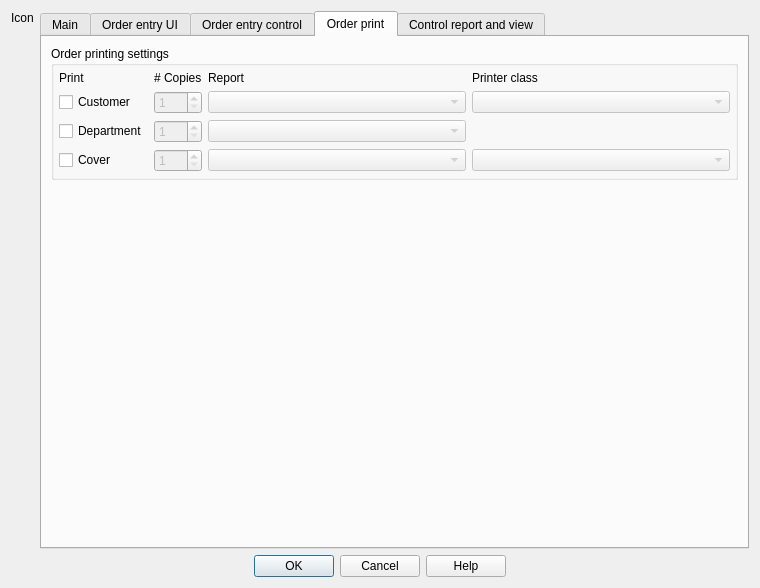
Above: App/Ui/SettingsDialog.ui from paolodestefani/pySagra before the change. Below: the same form after it.
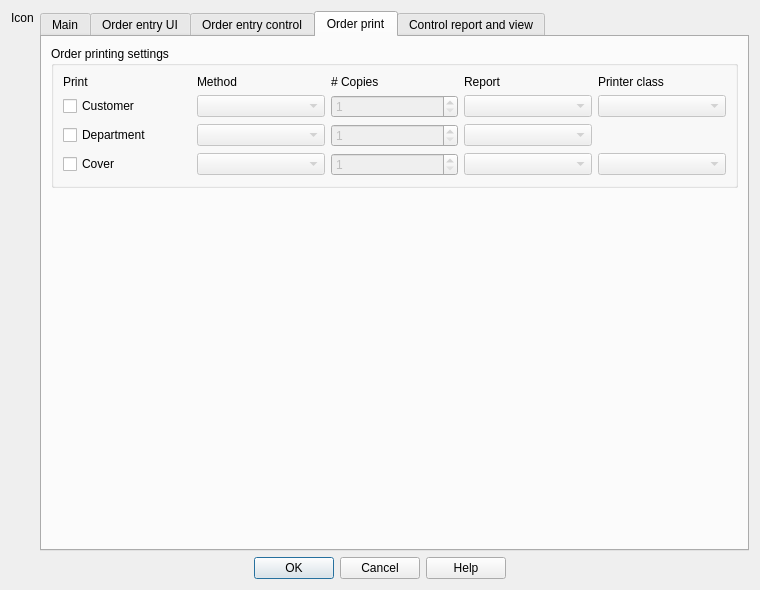
That is the form after the change. The open tabs and pages were chosen to show the change. Custom widgets are drawn as their Qt base class.

Commit message: ESCPOS report

What changed in the file:
```diff
--- a/App/Ui/SettingsDialog.ui
+++ b/App/Ui/SettingsDialog.ui
@@ -10,7 +10,7 @@
     <x>0</x>
     <y>0</y>
     <width>760</width>
-    <height>588</height>
+    <height>590</height>
    </rect>
   </property>
   <property name="sizePolicy">
@@ -1457,24 +1457,12 @@
             <string>Order printing settings</string>
            </property>
            <layout class="QVBoxLayout" name="verticalLayout">
-            <property name="leftMargin">
-             <number>5</number>
-            </property>
-            <property name="topMargin">
-             <number>5</number>
-            </property>
-            <property name="rightMargin">
-             <number>5</number>
-            </property>
-            <property name="bottomMargin">
-             <number>5</number>
-            </property>
             <item>
-             <layout class="QGridLayout" name="gridLayout" columnstretch="0,0,1,1">
-              <item row="0" column="2">
-               <widget class="QLabel" name="labelCopy_4">
+             <layout class="QGridLayout" name="gridLayout">
+              <item row="0" column="0">
+               <widget class="QLabel" name="labelCopy_2">
                 <property name="text">
-                 <string>Report</string>
+                 <string>Print</string>
                 </property>
                 <property name="buddy">
                  <cstring>spinBoxCustomerCopies</cstring>
@@ -1482,6 +1470,16 @@
                </widget>
               </item>
               <item row="0" column="1">
+               <widget class="QLabel" name="labelCopy_6">
+                <property name="text">
+                 <string>Method</string>
+                </property>
+                <property name="buddy">
+                 <cstring>spinBoxCustomerCopies</cstring>
+                </property>
+               </widget>
+              </item>
+              <item row="0" column="2">
                <widget class="QLabel" name="labelCopy">
                 <property name="text">
                  <string># Copies</string>
@@ -1492,6 +1490,16 @@
                </widget>
               </item>
               <item row="0" column="3">
+               <widget class="QLabel" name="labelCopy_4">
+                <property name="text">
+                 <string>Report</string>
+                </property>
+                <property name="buddy">
+                 <cstring>spinBoxCustomerCopies</cstring>
+                </property>
+               </widget>
+              </item>
+              <item row="0" column="4">
                <widget class="QLabel" name="labelCopy_3">
                 <property name="text">
                  <string>Printer class</string>
@@ -1501,52 +1509,6 @@
                 </property>
                </widget>
               </item>
-              <item row="0" column="0">
-               <widget class="QLabel" name="labelCopy_2">
-                <property name="text">
-                 <string>Print</string>
-                </property>
-                <property name="buddy">
-                 <cstring>spinBoxCustomerCopies</cstring>
-                </property>
-               </widget>
-              </item>
-              <item row="1" column="3">
-               <widget class="RelationalComboBox" name="comboBoxCustomerPrinter">
-                <property name="enabled">
-                 <bool>false</bool>
-                </property>
-                <property name="sizePolicy">
-                 <sizepolicy hsizetype="Minimum" vsizetype="Fixed">
-                  <horstretch>0</horstretch>
-                  <verstretch>0</verstretch>
-                 </sizepolicy>
-                </property>
-               </widget>
-              </item>
-              <item row="1" column="1">
-               <widget class="QSpinBox" name="spinBoxCustomerCopies">
-                <property name="enabled">
-                 <bool>false</bool>
-                </property>
-                <property name="minimum">
-                 <number>1</number>
-                </property>
-               </widget>
-              </item>
-              <item row="1" column="2">
-               <widget class="RelationalComboBox" name="comboBoxCustomerReport">
-                <property name="enabled">
-                 <bool>false</bool>
-                </property>
-                <property name="sizePolicy">
-                 <sizepolicy hsizetype="Minimum" vsizetype="Fixed">
-                  <horstretch>0</horstretch>
-                  <verstretch>0</verstretch>
-                 </sizepolicy>
-                </property>
-               </widget>
-              </item>
               <item row="1" column="0">
                <widget class="QCheckBox" name="checkBoxCustomerCopy">
                 <property name="text">
@@ -1557,8 +1519,15 @@
                 </property>
                </widget>
               </item>
-              <item row="7" column="1">
-               <widget class="QSpinBox" name="spinBoxCoverCopies">
+              <item row="1" column="1">
+               <widget class="RelationalComboBox" name="comboBoxCustomerMethod">
+                <property name="enabled">
+                 <bool>false</bool>
+                </property>
+               </widget>
+              </item>
+              <item row="1" column="2">
+               <widget class="QSpinBox" name="spinBoxCustomerCopies">
                 <property name="enabled">
                  <bool>false</bool>
                 </property>
@@ -1567,8 +1536,8 @@
                 </property>
                </widget>
               </item>
-              <item row="7" column="2">
-               <widget class="RelationalComboBox" name="comboBoxCoverReport">
+              <item row="1" column="3">
+               <widget class="RelationalComboBox" name="comboBoxCustomerReport">
                 <property name="enabled">
                  <bool>false</bool>
                 </property>
@@ -1580,8 +1549,8 @@
                 </property>
                </widget>
               </item>
-              <item row="3" column="2">
-               <widget class="RelationalComboBox" name="comboBoxDepartmentReport">
+              <item row="1" column="4">
+               <widget class="RelationalComboBox" name="comboBoxCustomerPrinter">
                 <property name="enabled">
                  <bool>false</bool>
                 </property>
@@ -1593,7 +1562,7 @@
                 </property>
                </widget>
               </item>
-              <item row="3" column="0">
+              <item row="2" column="0">
                <widget class="QCheckBox" name="checkBoxDepartmentCopy">
                 <property name="text">
                  <string>Department</string>
@@ -1603,7 +1572,37 @@
                 </property>
                </widget>
               </item>
-              <item row="7" column="0">
+              <item row="2" column="1">
+               <widget class="RelationalComboBox" name="comboBoxDepartmentMethod">
+                <property name="enabled">
+                 <bool>false</bool>
+                </property>
+               </widget>
+              </item>
+              <item row="2" column="2">
+               <widget class="QSpinBox" name="spinBoxDepartmentCopies">
+                <property name="enabled">
+                 <bool>false</bool>
+                </property>
+                <property name="minimum">
+                 <number>1</number>
+                </property>
+               </widget>
+              </item>
+              <item row="2" column="3">
+               <widget class="RelationalComboBox" name="comboBoxDepartmentReport">
+                <property name="enabled">
+                 <bool>false</bool>
+                </property>
+                <property name="sizePolicy">
+                 <sizepolicy hsizetype="Minimum" vsizetype="Fixed">
+                  <horstretch>0</horstretch>
+                  <verstretch>0</verstretch>
+                 </sizepolicy>
+                </property>
+               </widget>
+              </item>
+              <item row="3" column="0">
                <widget class="QCheckBox" name="checkBoxCoverCopy">
                 <property name="text">
                  <string>Cover</string>
@@ -1614,7 +1613,14 @@
                </widget>
               </item>
               <item row="3" column="1">
-               <widget class="QSpinBox" name="spinBoxDepartmentCopies">
+               <widget class="RelationalComboBox" name="comboBoxCoverMethod">
+                <property name="enabled">
+                 <bool>false</bool>
+                </property>
+               </widget>
+              </item>
+              <item row="3" column="2">
+               <widget class="QSpinBox" name="spinBoxCoverCopies">
                 <property name="enabled">
                  <bool>false</bool>
                 </property>
@@ -1623,7 +1629,20 @@
                 </property>
                </widget>
               </item>
-              <item row="7" column="3">
+              <item row="3" column="3">
+               <widget class="RelationalComboBox" name="comboBoxCoverReport">
+                <property name="enabled">
+                 <bool>false</bool>
+                </property>
+                <property name="sizePolicy">
+                 <sizepolicy hsizetype="Minimum" vsizetype="Fixed">
+                  <horstretch>0</horstretch>
+                  <verstretch>0</verstretch>
+                 </sizepolicy>
+                </property>
+               </widget>
+              </item>
+              <item row="3" column="4">
                <widget class="RelationalComboBox" name="comboBoxCoverPrinter">
                 <property name="enabled">
                  <bool>false</bool>
```
Left out of the diff: 48 changed lines with no effect on the pictures. The commit also changes 22 other files.
